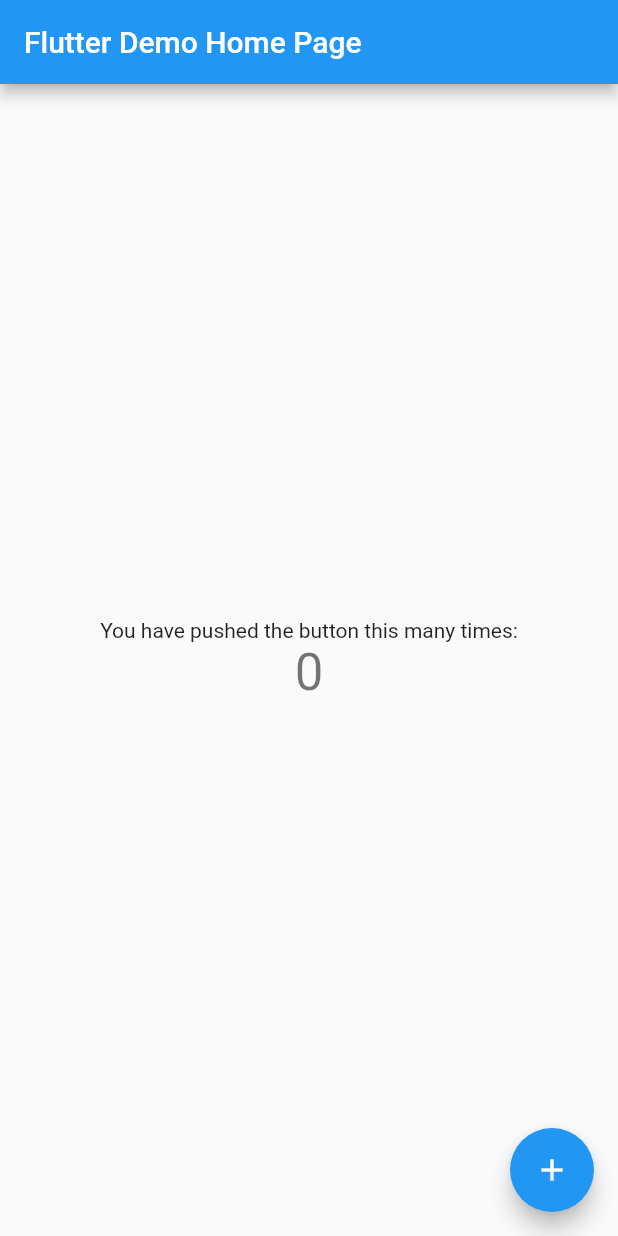
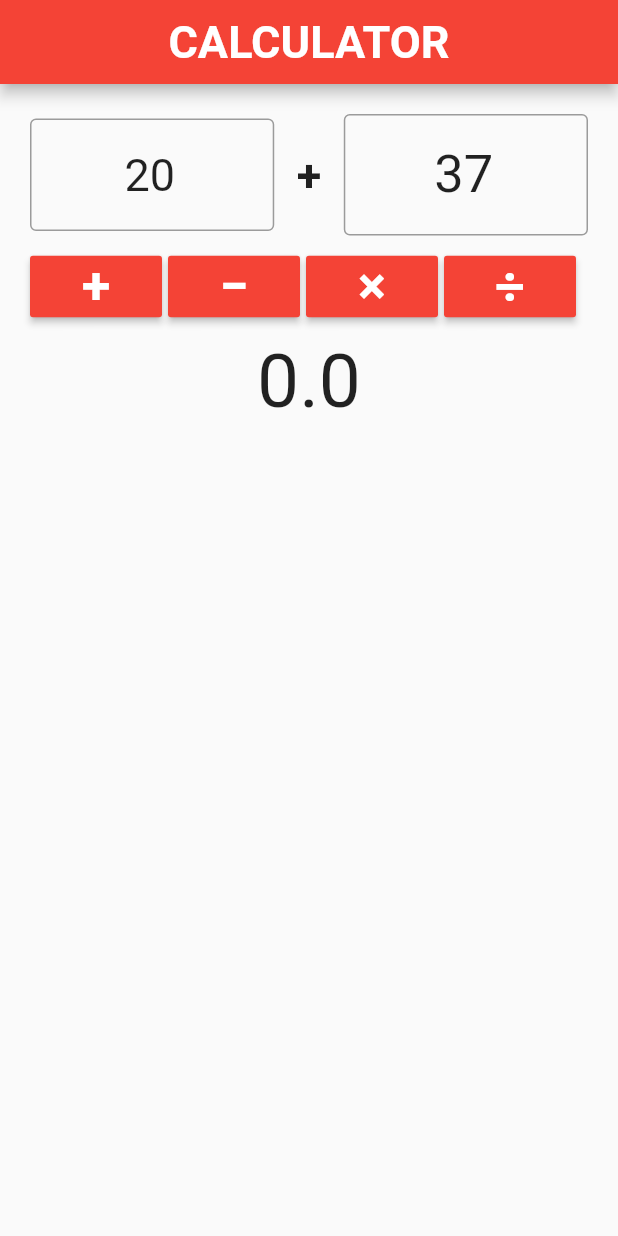
Before and after one commit to iamyajat/calculator-app, a Flutter app: the screen it shows after launch, on a phone screen of 412 x 824 dp. Run offline on Flutter 3.47's test engine with Material 2 defaults, Android fonts, the phone set to English and light mode, and no system bars.

Commit message:
feat: basic functions added

```diff
--- /dev/null
+++ b/lib/CalculatorPage.dart
@@ -0,0 +1,208 @@
+import 'package:flutter/material.dart';
+import 'dart:math';
+
+class CalculatorPage extends StatefulWidget {
+  CalculatorPage({Key? key, required this.title}) : super(key: key);
+
+  final String title;
+
+  @override
+  _CalculatorPageState createState() => _CalculatorPageState();
+}
+
+class _CalculatorPageState extends State<CalculatorPage> {
+  Random random = new Random();
+  var sign = "+";
+  var num1 = 0;
+  var num2 = 0;
+  var answer = 0.0;
+
+  TextEditingController n1 = new TextEditingController(text: "");
+  TextEditingController n2 = new TextEditingController(text: "");
+
+  _CalculatorPageState() {
+    n1 = new TextEditingController(text: "${random.nextInt(100)}");
+    n2 = new TextEditingController(text: "${random.nextInt(100)}");
+  }
+
+  void _add() {
+    setState(() {
+      sign = "+";
+      num1 = int.parse(n1.text);
+      num2 = int.parse(n2.text);
+      answer = double.parse("${num1 + num2}");
+    });
+  }
+
+  void _subtract() {
+    setState(() {
+      sign = "−";
+      num1 = int.parse(n1.text);
+      num2 = int.parse(n2.text);
+      answer = double.parse("${num1 - num2}");
+    });
+  }
+
+  void _multiply() {
+    setState(() {
+      sign = "×";
+      num1 = int.parse(n1.text);
+      num2 = int.parse(n2.text);
+      answer = double.parse("${num1 * num2}");
+    });
+  }
+
+  void _divide() {
+    setState(() {
+      sign = "÷";
+      num1 = int.parse(n1.text);
+      num2 = int.parse(n2.text);
+      answer = double.parse("${num1 / num2}");
+    });
+  }
+
+  @override
+  Widget build(BuildContext context) {
+    return Scaffold(
+      appBar: AppBar(
+        title: Center(
+          child: Text(
+            widget.title.toUpperCase(),
+            style: TextStyle(fontWeight: FontWeight.bold, fontSize: 30),
+          ),
+        ),
+      ),
+      body: Center(
+        child: Padding(
+          padding: const EdgeInsets.all(20.0),
+          child: Column(
+            children: <Widget>[
+              Row(
+                children: [
+                  Flexible(
+                    child: Padding(
+                      padding: const EdgeInsets.fromLTRB(0, 0, 10.0, 0),
+                      child: TextFormField(
+                        keyboardType: TextInputType.number,
+                        decoration: InputDecoration(
+                            border: OutlineInputBorder(), hintText: '0'),
+                        textAlign: TextAlign.center,
+                        style: TextStyle(
+                          fontSize: 30,
+                        ),
+                        controller: n1,
+                      ),
+                    ),
+                  ),
+                  Padding(
+                    padding: const EdgeInsets.all(5.0),
+                    child: Text(
+                      "$sign",
+                      style: TextStyle(
+                        fontSize: 30,
+                        fontWeight: FontWeight.bold,
+                      ),
+                    ),
+                  ),
+                  Flexible(
+                    child: Padding(
+                      padding: const EdgeInsets.fromLTRB(10.0, 0, 0, 0),
+                      child: TextFormField(
+                        keyboardType: TextInputType.number,
+                        decoration: InputDecoration(
+                            border: OutlineInputBorder(), hintText: '0'),
+                        textAlign: TextAlign.center,
+                        style: TextStyle(
+                          fontSize: 35,
+                        ),
+                        controller: n2,
+                      ),
+                    ),
+                  ),
+                ],
+              ),
+              Row(
+                children: [
+                  Flexible(
+                    child: Padding(
+                      padding: const EdgeInsets.fromLTRB(0, 10.0, 2.0, 10.0),
+                      child: MaterialButton(
+                        child: Text(
+                          "+",
+                          style: TextStyle(
+                            color: Colors.white,
+                            fontSize: 35,
+                            fontWeight: FontWeight.bold,
+                          ),
+                        ),
+                        color: Colors.red,
+                        onPressed: _add,
+                      ),
+                    ),
+                  ),
+                  Flexible(
+                    child: Padding(
+                      padding: const EdgeInsets.fromLTRB(2.0, 10.0, 2.0, 10.0),
+                      child: MaterialButton(
+                        child: Text(
+                          "−",
+                          style: TextStyle(
+                            color: Colors.white,
+                            fontSize: 35,
+                            fontWeight: FontWeight.bold,
+                          ),
+                        ),
+                        color: Colors.red,
+                        onPressed: _subtract,
+                      ),
+                    ),
+                  ),
+                  Flexible(
+                    child: Padding(
+                      padding: const EdgeInsets.fromLTRB(2.0, 10.0, 2.0, 10.0),
+                      child: MaterialButton(
+                        child: Text(
+                          "×",
+                          style: TextStyle(
+                            color: Colors.white,
+                            fontSize: 35,
+                            fontWeight: FontWeight.bold,
+                          ),
+                        ),
+                        color: Colors.red,
+                        onPressed: _multiply,
+                      ),
+                    ),
+                  ),
+                  Flexible(
+                    child: Padding(
+                      padding: const EdgeInsets.fromLTRB(2.0, 10.0, 0, 10.0),
+                      child: MaterialButton(
+                        child: Text(
+                          "÷",
+                          style: TextStyle(
+                            color: Colors.white,
+                            fontSize: 35,
+                            fontWeight: FontWeight.bold,
+                          ),
+                        ),
+                        color: Colors.red,
+                        onPressed: _divide,
+                      ),
+                    ),
+                  ),
+                ],
+              ),
+              Text(
+                "$answer",
+                style: TextStyle(
+                  fontSize: 50,
+                ),
+              ),
+            ],
+          ),
+        ),
+      ),
+    );
+  }
+}
--- a/lib/main.dart
+++ b/lib/main.dart
@@ -1,4 +1,5 @@
 import 'package:flutter/material.dart';
+import 'CalculatorPage.dart';
 
 void main() {
   runApp(MyApp());
@@ -9,58 +10,11 @@ class MyApp extends StatelessWidget {
   @override
   Widget build(BuildContext context) {
     return MaterialApp(
-      title: 'Flutter Demo',
+      title: 'Calculator',
       theme: ThemeData(
-        primarySwatch: Colors.blue,
+        primarySwatch: Colors.red,
       ),
-      home: MyHomePage(title: 'Flutter Demo Home Page'),
+      home: CalculatorPage(title: 'Calculator'),
     );
   }
 }
-
-class MyHomePage extends StatefulWidget {
-  MyHomePage({Key? key, required this.title}) : super(key: key);
-
-  final String title;
-
-  @override
-  _MyHomePageState createState() => _MyHomePageState();
-}
-
-class _MyHomePageState extends State<MyHomePage> {
-  int _counter = 0;
-
-  void _incrementCounter() {
-    setState(() {
-      _counter++;
-    });
-  }
-
-  @override
-  Widget build(BuildContext context) {
-    return Scaffold(
-      appBar: AppBar(
-        title: Text(widget.title),
-      ),
-      body: Center(
-        child: Column(
-          mainAxisAlignment: MainAxisAlignment.center,
-          children: <Widget>[
-            Text(
-              'You have pushed the button this many times:',
-            ),
-            Text(
-              '$_counter',
-              style: Theme.of(context).textTheme.headline4,
-            ),
-          ],
-        ),
-      ),
-      floatingActionButton: FloatingActionButton(
-        onPressed: _incrementCounter,
-        tooltip: 'Increment',
-        child: Icon(Icons.add),
-      ),
-    );
-  }
-}
--- a/pubspec.yaml
+++ b/pubspec.yaml
@@ -1,5 +1,5 @@
 name: calculator
-description: A new Flutter project.
+description: A simple calculator app made using Flutter.
 
 # The following line prevents the package from being accidentally published to
 # pub.dev using `pub publish`. This is preferred for private packages.
```
